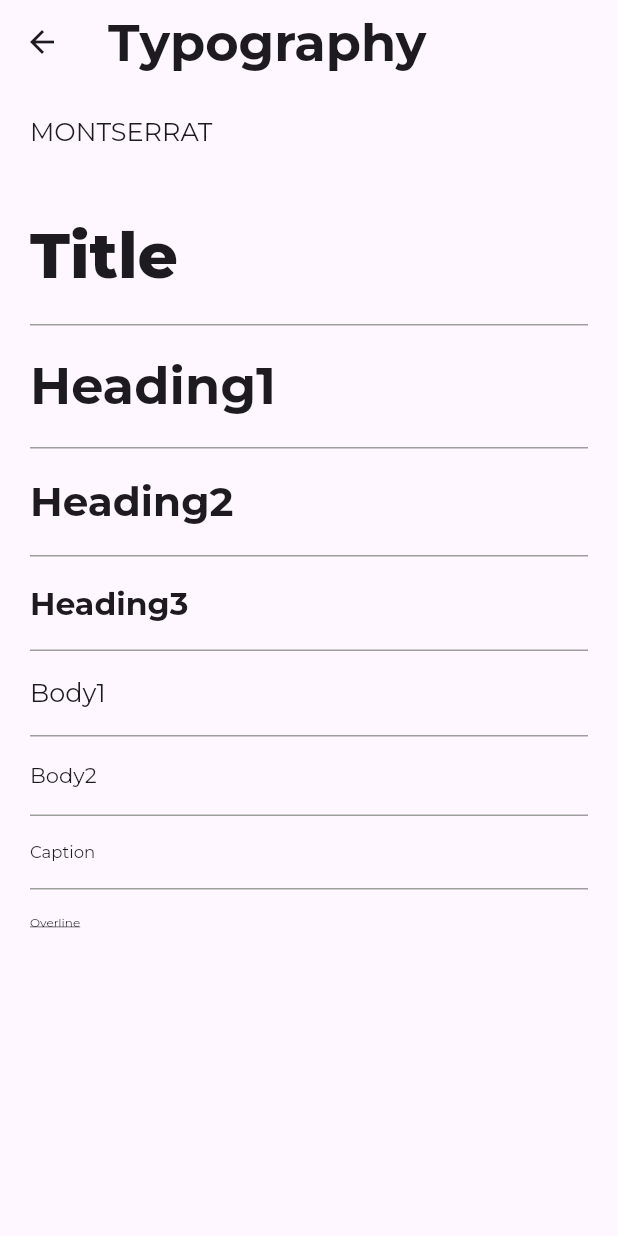
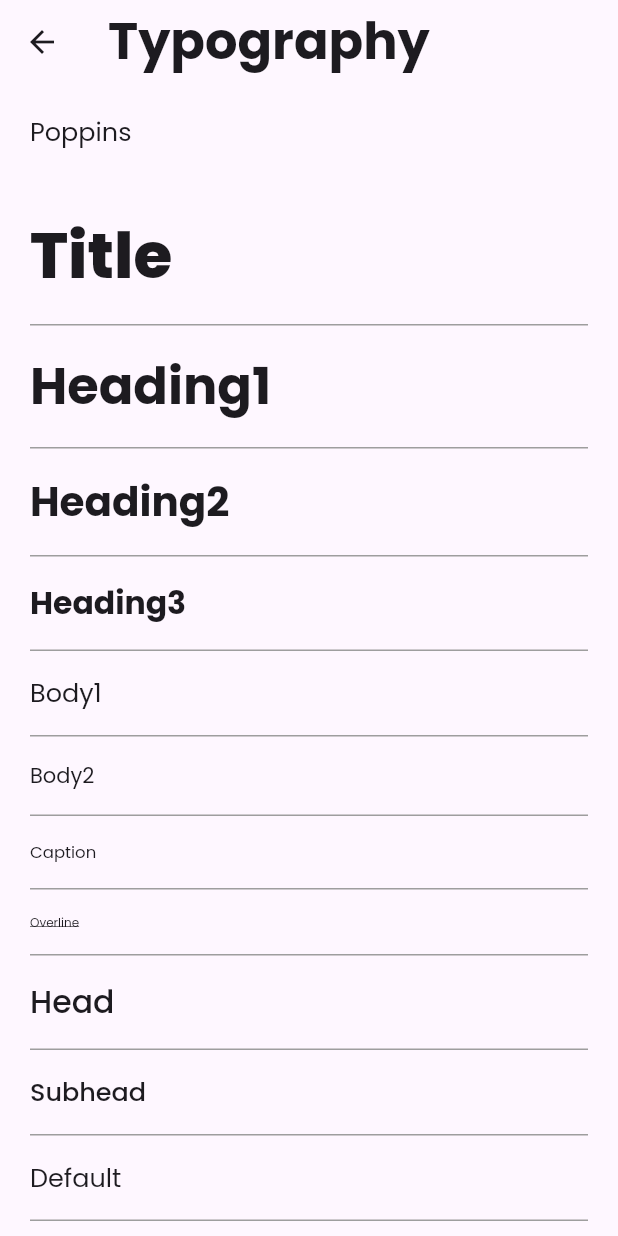
Before and after one commit to ajianaz/micropack_ui_kit, a Flutter app: the TypographyPage screen opened directly, on a phone screen of 412 x 824 dp. Run offline on Flutter 3.47's test engine with Material 3 defaults, Android fonts, the phone set to English and light mode, and no system bars; our stand-ins replace flutter_screenutil, google_fonts, nil, skeletonizer.

Commit message:
more setup for early use

```diff
--- /dev/null
+++ b/example/lib/contanta.dart
@@ -0,0 +1 @@
+String defaultFontFamily = 'Poppins';
--- a/example/lib/main.dart
+++ b/example/lib/main.dart
@@ -1,8 +1,11 @@
 import 'package:flutter/material.dart';
+import 'package:micropack_ui_kit/micropack_ui_kit.dart';
 
 import 'package:micropack_ui_kit_example/app.dart';
+import 'package:micropack_ui_kit_example/contanta.dart';
 
 void main() {
   WidgetsFlutterBinding.ensureInitialized();
+  MPTextStyle.defaultFontFamily = defaultFontFamily;
   runApp(const App());
 }
--- a/example/lib/pages/typography_page.dart
+++ b/example/lib/pages/typography_page.dart
@@ -11,16 +11,16 @@ class TypographyPage extends StatelessWidget {
         title: const Text('Typography'),
       ),
       body: Column(
-         mainAxisSize: MainAxisSize.min,
+        mainAxisSize: MainAxisSize.min,
         crossAxisAlignment: CrossAxisAlignment.start,
         children: [
           Padding(
             padding: EdgeInsets.all(20.r),
-            child: const Text(
-            'MONTSERRAT',
+            child: Text(
+              MPTextStyle.defaultFontFamily,
             ),
           ),
-           Expanded(
+          Expanded(
             child: ListView.separated(
               itemCount: _textStyles.length,
               padding: EdgeInsets.all(20.r),
@@ -38,22 +38,53 @@ class TypographyPage extends StatelessWidget {
   }
 
   static final _textStyles = [
-    SelectableText('Title',
-    style: MPTextStyle.title(),),
-    SelectableText('Heading1',
-    style: MPTextStyle.heading1(),),
-    SelectableText('Heading2',
-    style: MPTextStyle.heading2(),),
-    SelectableText('Heading3',
-    style: MPTextStyle.heading3(),),
-    SelectableText('Body1',
-    style: MPTextStyle.body1(),),
-    SelectableText('Body2',
-    style: MPTextStyle.body2(),),
-    SelectableText('Caption',
-    style: MPTextStyle.caption(),),
-    SelectableText('Overline',
-    style: MPTextStyle.overline(),),
-
+    MPText(
+      'Title',
+      style: MPTextStyle.title(),
+    ),
+    MPText(
+      'Heading1',
+      style: MPTextStyle.heading1(),
+    ),
+    MPText(
+      'Heading2',
+      style: MPTextStyle.heading2(),
+    ),
+    MPText(
+      'Heading3',
+      style: MPTextStyle.heading3(),
+    ),
+    MPText(
+      'Body1',
+      style: MPTextStyle.body1(),
+    ),
+    MPText(
+      'Body2',
+      style: MPTextStyle.body2(),
+    ),
+    MPText(
+      'Caption',
+      style: MPTextStyle.caption(),
+    ),
+    MPText(
+      'Overline',
+      style: MPTextStyle.overline(),
+    ),
+    MPText.head(
+      'Head',
+    ),
+    MPText.subhead(
+      'Subhead',
+    ),
+    const MPText('Default'),
+    MPText.label(
+      'Label',
+    ),
+    MPText.body(
+      'Body',
+    ),
+    MPText.small(
+      'Small',
+    ),
   ];
 }
--- a/lib/src/components/button/mp_button.dart
+++ b/lib/src/components/button/mp_button.dart
@@ -52,7 +52,7 @@ class MPButton extends StatelessWidget {
 
   /// Mengatur gaya teks. Jika [child] != null maka [textStyle] diabaikan.
   /// Jika [textStyle] != null maka [textColor],[textSize],[fontWeight],[fontFamily] diabaikan.
-  final MPTextStyle? textStyle;
+  final TextStyle? textStyle;
 
   /// Mengatur warna dari teks.
   /// Jika [child] != null atau [textStyle] != null maka [textColor] diabaikan
--- a/lib/src/core/styles/mp_text_field_border.dart
+++ b/lib/src/core/styles/mp_text_field_border.dart
@@ -1,3 +1,5 @@
+// ignore_for_file: public_member_api_docs, sort_constructors_first, constant_identifier_names
+
 import 'package:flutter/material.dart';
 import 'package:micropack_ui_kit/mp_ui_kit_settings.dart';
 
--- a/lib/src/core/styles/mp_text_style.dart
+++ b/lib/src/core/styles/mp_text_style.dart
@@ -1,10 +1,14 @@
+// ignore_for_file: public_member_api_docs
+
 import 'package:flutter/material.dart';
 import 'package:google_fonts/google_fonts.dart';
 import 'package:micropack_ui_kit/micropack_ui_kit.dart';
 
 class MPTextStyle {
   /// Configurable text style for dynamic text usage
+  static String defaultFontFamily = 'Poppins'; // Default global font
 
+  final String? fontFamily;
   final int? maxLines;
   final int? minLines;
   final TextAlign? textAlign;
@@ -24,6 +28,7 @@ class MPTextStyle {
   final double? decorationThickness;
 
   const MPTextStyle({
+    this.fontFamily,
     this.maxLines,
     this.minLines,
     this.textAlign,
@@ -45,6 +50,7 @@ class MPTextStyle {
 
   /// Clone the style with override properties
   MPTextStyle copyWith({
+    String? fontFamily,
     int? maxLines,
     int? minLines,
     TextAlign? textAlign,
@@ -64,6 +70,7 @@ class MPTextStyle {
     double? decorationThickness,
   }) {
     return MPTextStyle(
+      fontFamily: fontFamily ?? this.fontFamily,
       maxLines: maxLines ?? this.maxLines,
       minLines: minLines ?? this.minLines,
       textAlign: textAlign ?? this.textAlign,
@@ -92,8 +99,10 @@ class MPTextStyle {
     TextDecoration? decoration,
     Color? color,
     double? height,
+    String? fontFamily,
   }) =>
-      GoogleFonts.montserrat(
+      GoogleFonts.getFont(
+        toTitleCase(fontFamily ?? defaultFontFamily),
         fontSize: fontSize * 1.sp,
         fontWeight: fontWeight,
         letterSpacing: letterSpacing * 1.sp,
@@ -111,96 +120,119 @@ class MPTextStyle {
     Color? color,
     FontWeight fontWeight = FontWeight.w800,
     TextDecoration? decoration,
+    String? fontFamily,
   }) =>
       _base(
         fontSize: 42,
         fontWeight: fontWeight,
         color: color,
-          decoration: decoration);
+        decoration: decoration,
+        fontFamily: fontFamily ?? defaultFontFamily,
+      );
 
   /// Heading level 1
   static TextStyle heading1({
     Color? color,
     FontWeight fontWeight = FontWeight.w700,
     TextDecoration? decoration,
+    String? fontFamily,
   }) =>
       _base(
         fontSize: 34,
         fontWeight: fontWeight,
         color: color,
-          decoration: decoration);
+        decoration: decoration,
+        fontFamily: fontFamily ?? defaultFontFamily,
+      );
 
   /// Heading level 2
   static TextStyle heading2({
     Color? color,
     FontWeight fontWeight = FontWeight.w700,
     TextDecoration? decoration,
+    String? fontFamily,
   }) =>
       _base(
         fontSize: 27,
         fontWeight: fontWeight,
         color: color,
-          decoration: decoration);
+        decoration: decoration,
+        fontFamily: fontFamily ?? defaultFontFamily,
+      );
 
   /// Heading level 3
   static TextStyle heading3({
     Color? color,
     FontWeight fontWeight = FontWeight.w700,
     TextDecoration? decoration,
+    String? fontFamily,
   }) =>
       _base(
         fontSize: 21,
         fontWeight: fontWeight,
         color: color,
-          decoration: decoration);
+        decoration: decoration,
+        fontFamily: fontFamily ?? defaultFontFamily,
+      );
 
   /// Normal body text
   static TextStyle body1({
     Color? color,
     FontWeight fontWeight = FontWeight.w400,
     TextDecoration? decoration,
+    String? fontFamily,
   }) =>
       _base(
         fontSize: 17,
         fontWeight: fontWeight,
         color: color,
-          decoration: decoration);
+        decoration: decoration,
+        fontFamily: fontFamily ?? defaultFontFamily,
+      );
 
   /// Secondary body text
   static TextStyle body2({
     Color? color,
     FontWeight fontWeight = FontWeight.w400,
     TextDecoration? decoration,
+    String fontFamily = 'Poppins',
   }) =>
       _base(
         fontSize: 14,
         fontWeight: fontWeight,
         color: color,
-          decoration: decoration);
+        decoration: decoration,
+        fontFamily: fontFamily,
+      );
 
   /// Caption / helper text
   static TextStyle caption({
     Color? color,
     FontWeight fontWeight = FontWeight.w400,
     TextDecoration? decoration,
+    String? fontFamily,
   }) =>
       _base(
         fontSize: 11,
         fontWeight: fontWeight,
         color: color,
-          decoration: decoration);
+        decoration: decoration,
+        fontFamily: fontFamily ?? defaultFontFamily,
+      );
 
   /// Overline text
   static TextStyle overline({
     Color? color,
     FontWeight fontWeight = FontWeight.w400,
     TextDecoration decoration = TextDecoration.underline,
+    String? fontFamily,
   }) =>
       _base(
           fontSize: 8,
           fontWeight: fontWeight,
           color: color,
-          decoration: decoration);
+          decoration: decoration,
+          fontFamily: fontFamily ?? defaultFontFamily);
 
   /// Light theme text theme
   static final TextTheme mainTextTheme = TextTheme(
@@ -224,6 +256,7 @@ class MPTextStyle {
 extension MPTextStyleExtension on MPTextStyle? {
   TextStyle toTextStyle() {
     return TextStyle(
+      fontFamily: this?.fontFamily,
       fontSize: this?.fontSize,
       fontWeight: this?.fontWeight,
       fontStyle: this?.fontStyle,
--- /dev/null
+++ b/lib/src/core/utils/helper_function.dart
@@ -0,0 +1,12 @@
+String toTitleCase(String text) {
+  if (text.isEmpty) return text;
+
+  return text
+      .split(' ')
+      .map(
+        (word) => word.isEmpty
+            ? word
+            : '${word[0].toUpperCase()}${word.substring(1).toLowerCase()}',
+      )
+      .join(' ');
+}
--- a/lib/src/core/utils/utils.dart
+++ b/lib/src/core/utils/utils.dart
@@ -1,2 +1,3 @@
 export 'component_init.dart';
 export 'component_x.dart';
+export 'helper_function.dart';
```
Also changed, not shown: lib/src/components/text/mp_text.dart (+13 -89 lines), 3 other files. Lines whose indentation alone changed are shown as unchanged.
